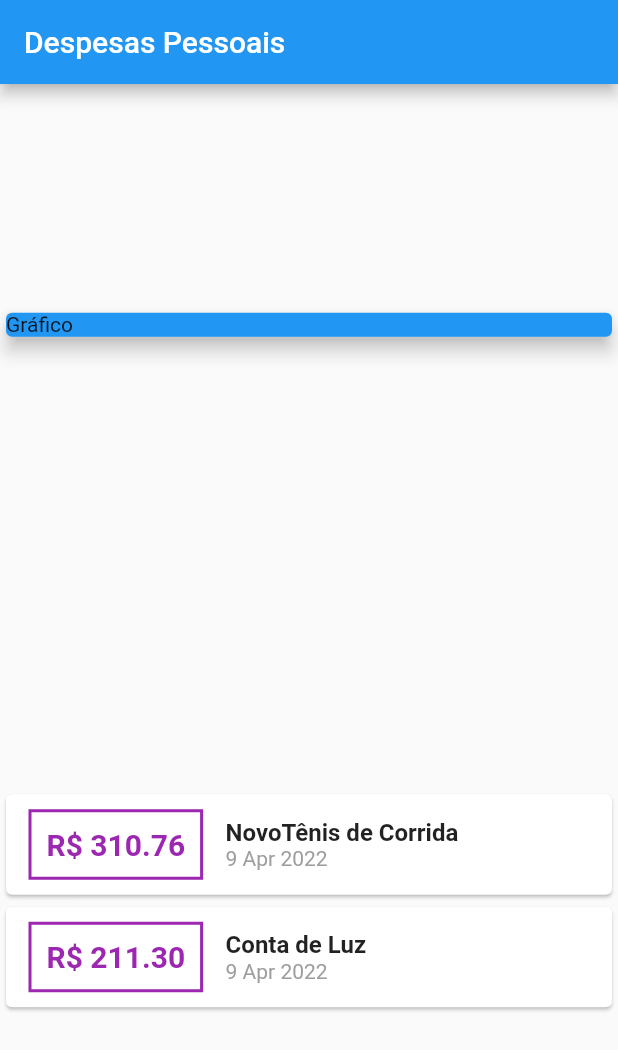
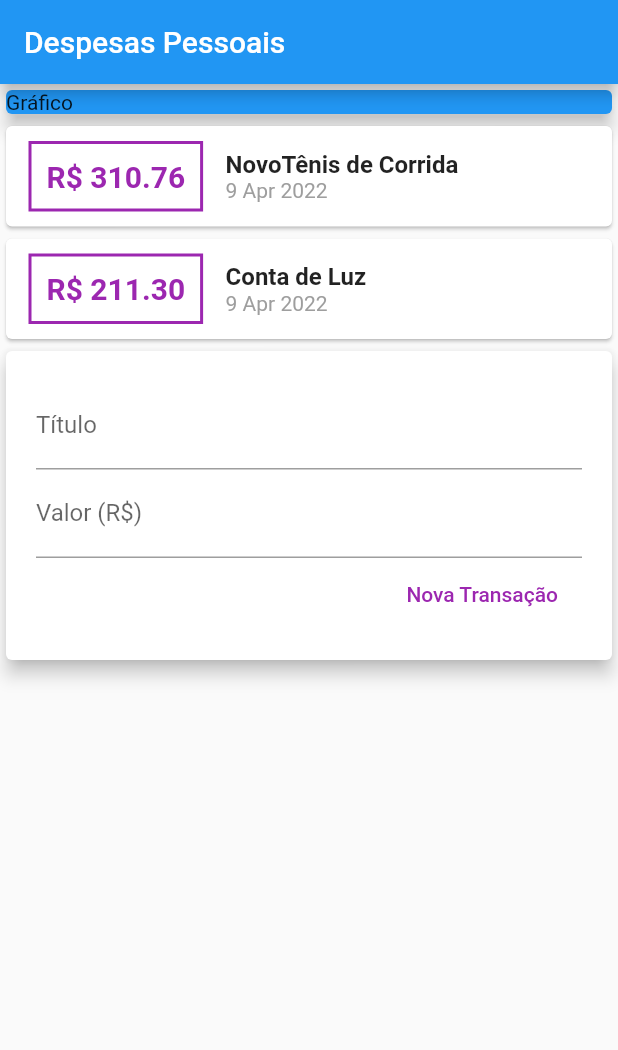
Before and after one commit to eduardobueno/curso_flutter, a Flutter app: the screen it shows after launch, on a phone screen of 412 x 824 dp. Shown: the top 1050 px of the screen. Run offline on Flutter 3.47's test engine with Material 2 defaults, Android fonts, the phone set to English and light mode, and no system bars.

Commit message:
Criando formulário para cadastrar a despesa

```diff
--- a/expenses/lib/main.dart
+++ b/expenses/lib/main.dart
@@ -38,7 +38,6 @@ class MyHomePage extends StatelessWidget {
         title: const Text('Despesas Pessoais'),
       ),
       body: Column(
-        mainAxisAlignment: MainAxisAlignment.spaceAround,
         crossAxisAlignment: CrossAxisAlignment.stretch,
         children: <Widget>[
           const SizedBox(
@@ -67,12 +66,14 @@ class MyHomePage extends StatelessWidget {
                         ),
                       ),
                       padding: const EdgeInsets.all(10),
-                      child: Text('R\$ ' + tr.value.toStringAsFixed(2),
-                          style: TextStyle(
-                            fontWeight: FontWeight.bold,
-                            fontSize: 20,
-                            color: Colors.purple,
-                          )),
+                      child: Text(
+                        'R\$ ' + tr.value.toStringAsFixed(2),
+                        style: TextStyle(
+                          fontWeight: FontWeight.bold,
+                          fontSize: 20,
+                          color: Colors.purple,
+                        ),
+                      ),
                     ),
                     Column(
                       crossAxisAlignment: CrossAxisAlignment.start,
@@ -96,6 +97,36 @@ class MyHomePage extends StatelessWidget {
               );
             }).toList(),
           ),
+          Card(
+            elevation: 5,
+            child: Padding(
+              padding: const EdgeInsets.all(20),
+              child: Column(
+                children: <Widget>[
+                  TextField(
+                    decoration: InputDecoration(
+                      labelText: 'Título',
+                    ),
+                  ),
+                  TextField(
+                    decoration: InputDecoration(
+                      labelText: 'Valor (R\$)',
+                    ),
+                  ),
+                  Row(
+                    mainAxisAlignment: MainAxisAlignment.end,
+                    children: <Widget>[
+                      FlatButton(
+                        child: Text('Nova Transação'),
+                        textColor: Colors.purple,
+                        onPressed: () {},
+                      ),
+                    ],
+                  ),
+                ],
+              ),
+            ),
+          ),
         ],
       ),
     );
```
